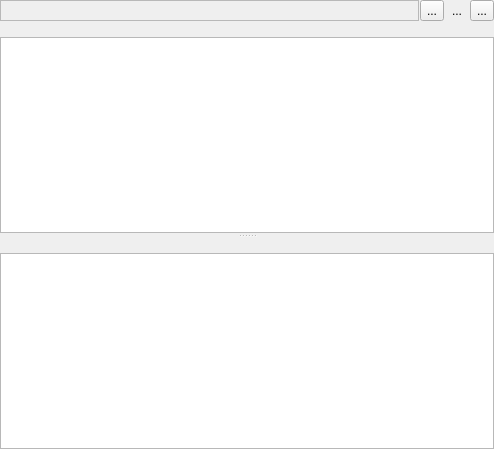
Qt form Viewer/src/OutputItemWidget.ui (ecmwf/ecflow) before a commit.
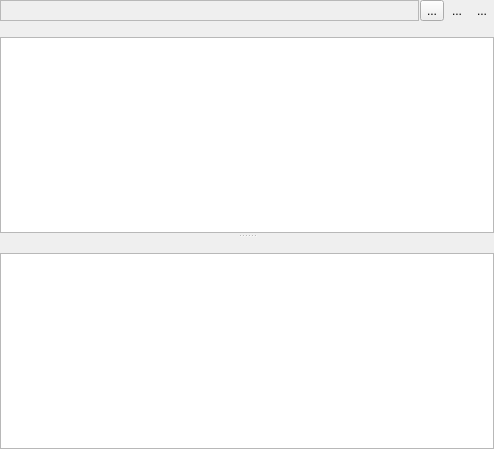
The same form after that commit. Icons and pictures are not drawn. Custom widgets are drawn as their Qt base class.

What changed in the file:
```diff
--- a/Viewer/src/OutputItemWidget.ui
+++ b/Viewer/src/OutputItemWidget.ui
@@ -99,6 +99,9 @@
            <property name="shortcut">
             <string>Ctrl+R</string>
            </property>
+           <property name="autoRaise">
+            <bool>true</bool>
+           </property>
           </widget>
          </item>
         </layout>
```
